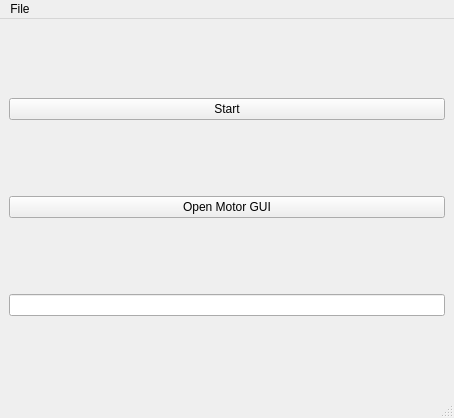
Before: the Qt Designer form ecmcMainWndDesigner.ui in anderssandstrom/ecmccomgui, drawn with Qt 5.
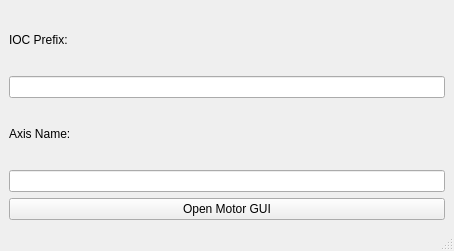
After: the same form once the commit is applied.

Patch:
```diff
--- a/ecmcMainWndDesigner.ui
+++ b/ecmcMainWndDesigner.ui
@@ -7,7 +7,7 @@
     <x>0</x>
     <y>0</y>
     <width>454</width>
-    <height>418</height>
+    <height>251</height>
    </rect>
   </property>
   <property name="windowTitle">
@@ -15,42 +15,35 @@
   </property>
   <widget class="QWidget" name="centralwidget">
    <layout class="QGridLayout" name="gridLayout">
-    <item row="3" column="0">
-     <widget class="QLineEdit" name="linePvName"/>
-    </item>
     <item row="0" column="0">
-     <widget class="QPushButton" name="btnStart">
+     <widget class="QLabel" name="lblPrefix">
       <property name="text">
-       <string>Start</string>
+       <string>IOC Prefix:</string>
       </property>
      </widget>
     </item>
-    <item row="1" column="0">
+    <item row="5" column="0">
      <widget class="QPushButton" name="pbStartMotorGUI">
       <property name="text">
        <string>Open Motor GUI</string>
       </property>
      </widget>
     </item>
+    <item row="4" column="0">
+     <widget class="QLineEdit" name="lineAxisName"/>
+    </item>
+    <item row="1" column="0">
+     <widget class="QLineEdit" name="lineIOCPrefix"/>
+    </item>
+    <item row="2" column="0">
+     <widget class="QLabel" name="label">
+      <property name="text">
+       <string>Axis Name:</string>
+      </property>
+     </widget>
+    </item>
    </layout>
   </widget>
-  <widget class="QMenuBar" name="menubar">
-   <property name="geometry">
-    <rect>
-     <x>0</x>
-     <y>0</y>
-     <width>454</width>
-     <height>28</height>
-    </rect>
-   </property>
-   <widget class="QMenu" name="menuFile">
-    <property name="title">
-     <string>File</string>
-    </property>
-    <addaction name="actionExit"/>
-   </widget>
-   <addaction name="menuFile"/>
-  </widget>
   <widget class="QStatusBar" name="statusbar"/>
   <action name="actionExit">
    <property name="text">
```
